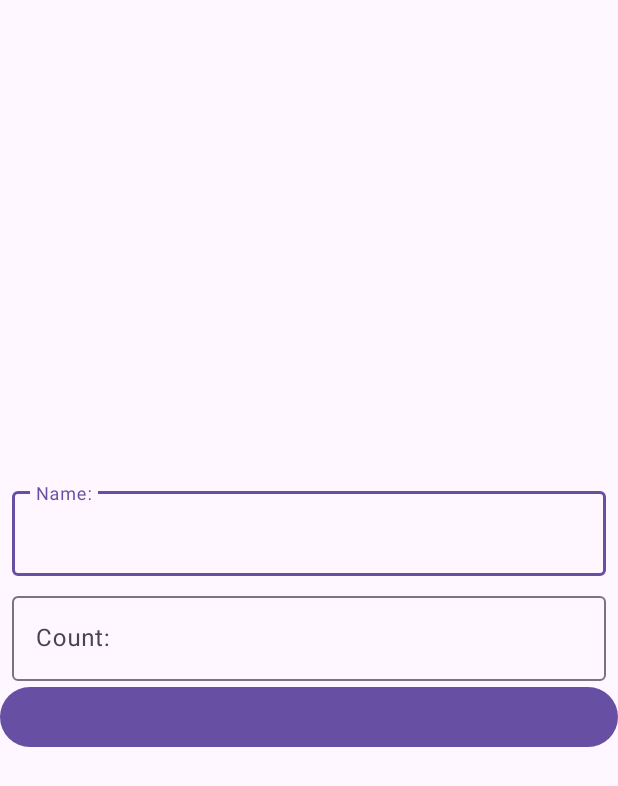
After one commit to RaineyI/ShoppingList, an Android app: the ShopItemActivity screen opened directly, with no data from a screen before it, on a phone screen of 412 x 824 dp. The commit adds this screen. Shown: the top 786 px of the screen. Run offline under Robolectric (Android 15) with nearby library versions, the phone set to English and light mode, and no system bars.

Commit message:
- Add layout for ShopItemActivity

```diff
--- a/app/src/main/AndroidManifest.xml
+++ b/app/src/main/AndroidManifest.xml
@@ -13,6 +13,9 @@
         android:theme="@style/Theme.ShoppingList"
         tools:targetApi="31">
         <activity
+            android:name=".presentation.ShopItemActivity"
+            android:exported="false" />
+        <activity
             android:name=".presentation.MainActivity"
             android:exported="true">
             <intent-filter>
--- /dev/null
+++ b/app/src/main/java/com/raineyi/shoppinglist/presentation/ShopItemActivity.kt
@@ -0,0 +1,12 @@
+package com.raineyi.shoppinglist.presentation
+
+import androidx.appcompat.app.AppCompatActivity
+import android.os.Bundle
+import com.raineyi.shoppinglist.R
+
+class ShopItemActivity : AppCompatActivity() {
+    override fun onCreate(savedInstanceState: Bundle?) {
+        super.onCreate(savedInstanceState)
+        setContentView(R.layout.activity_shop_item)
+    }
+}
--- /dev/null
+++ b/app/src/main/res/layout/activity_shop_item.xml
@@ -0,0 +1,63 @@
+<?xml version="1.0" encoding="utf-8"?>
+<androidx.constraintlayout.widget.ConstraintLayout xmlns:android="http://schemas.android.com/apk/res/android"
+    xmlns:app="http://schemas.android.com/apk/res-auto"
+    xmlns:tools="http://schemas.android.com/tools"
+    android:layout_width="match_parent"
+    android:layout_height="match_parent"
+    tools:context=".presentation.ShopItemActivity">
+
+    <com.google.android.material.textfield.TextInputLayout
+        android:id="@+id/til_name"
+        android:layout_width="0dp"
+        android:layout_height="wrap_content"
+        android:layout_marginStart="8dp"
+        android:layout_marginEnd="8dp"
+        android:layout_marginBottom="4dp"
+        app:layout_constraintBottom_toTopOf="@+id/til_count"
+        app:layout_constraintEnd_toEndOf="parent"
+        app:layout_constraintStart_toStartOf="parent"
+        app:layout_constraintTop_toTopOf="parent"
+        app:layout_constraintVertical_chainStyle="packed">
+
+        <com.google.android.material.textfield.TextInputEditText
+            android:id="@+id/et_name"
+            android:layout_width="match_parent"
+            android:layout_height="wrap_content"
+            android:hint="@string/name"
+            android:inputType="textCapWords" />
+    </com.google.android.material.textfield.TextInputLayout>
+
+    <com.google.android.material.textfield.TextInputLayout
+        android:id="@+id/til_count"
+        android:layout_width="0dp"
+        android:layout_height="wrap_content"
+        android:layout_marginStart="8dp"
+        android:layout_marginTop="4dp"
+        android:layout_marginEnd="8dp"
+
+        app:layout_constraintBottom_toTopOf="@+id/bt_save"
+        app:layout_constraintEnd_toEndOf="parent"
+        app:layout_constraintStart_toStartOf="parent"
+        app:layout_constraintTop_toBottomOf="@+id/til_name"
+        app:layout_constraintVertical_chainStyle="packed">
+
+        <com.google.android.material.textfield.TextInputEditText
+            android:id="@+id/et_count"
+            android:layout_width="match_parent"
+            android:layout_height="wrap_content"
+            android:hint="@string/count"
+            android:inputType="number" />
+    </com.google.android.material.textfield.TextInputLayout>
+
+    <Button
+        android:id="@+id/bt_save"
+        android:layout_width="match_parent"
+        android:layout_height="wrap_content"
+        app:layout_constraintBottom_toBottomOf="parent"
+        app:layout_constraintStart_toStartOf="parent"
+        app:layout_constraintEnd_toEndOf="parent"
+        app:layout_constraintTop_toBottomOf="@+id/til_count"
+        />
+
+
+</androidx.constraintlayout.widget.ConstraintLayout>
--- a/app/src/main/res/values/strings.xml
+++ b/app/src/main/res/values/strings.xml
@@ -2,4 +2,6 @@
     <string name="app_name">Shopping List</string>
     <string name="add_new_shop_item">add new shop item</string>
     <string name="shop_item_list">shop item list</string>
+    <string name="name">Name:</string>
+    <string name="count">Count:</string>
 </resources>
```
